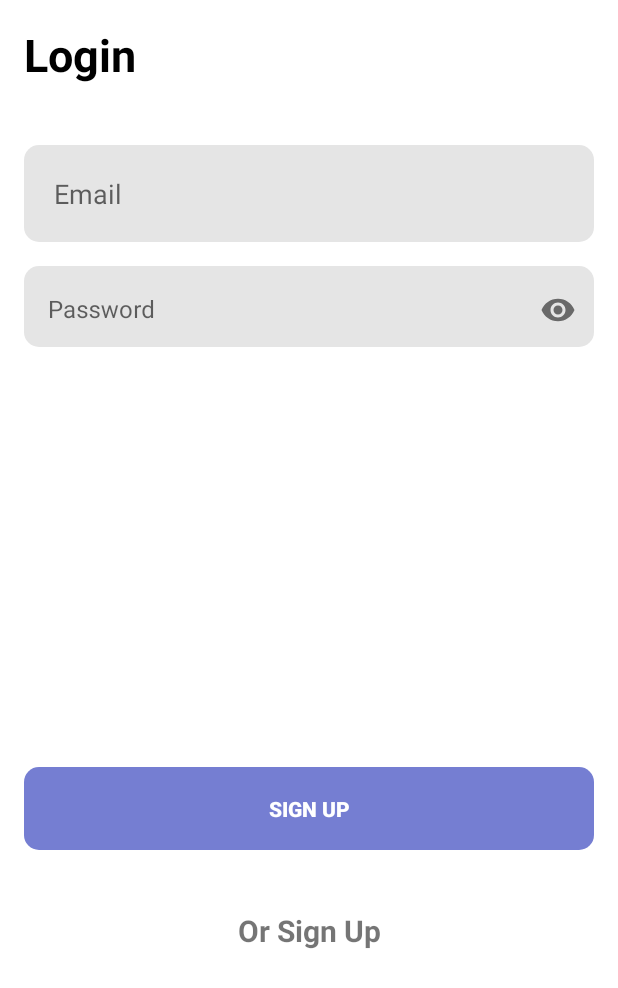
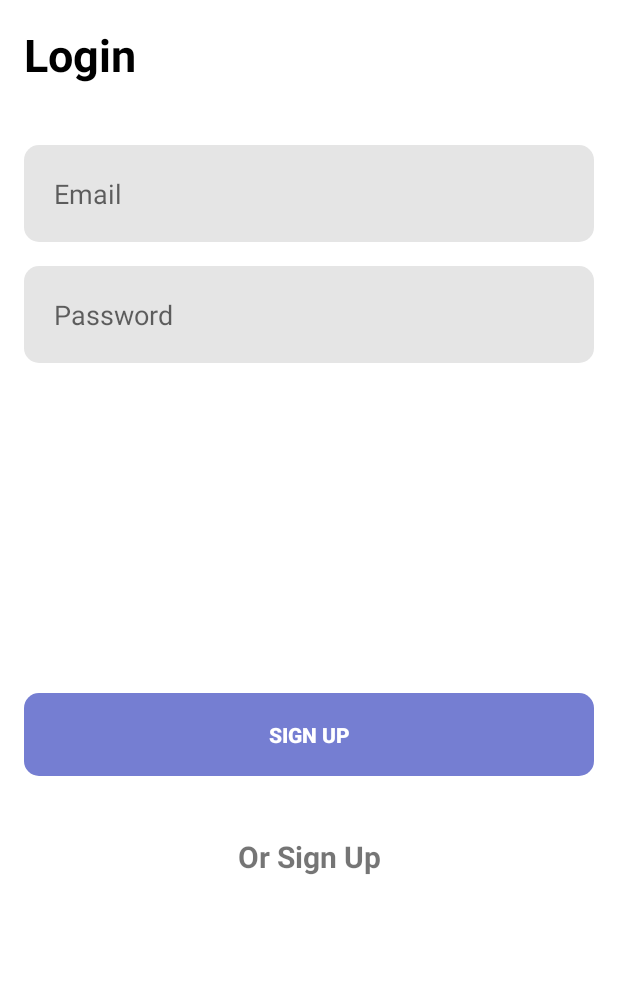
Before and after one commit to daniel-waiguru/DroidHub, an Android app: the screen it shows after launch (MainActivity), on a phone screen of 412 x 824 dp. Shown: the top 988 px of the screen. Run offline under Robolectric (Android 15) with nearby library versions, the phone set to English and light mode, and no system bars; our stand-ins replace Firebase (no records; nobody signed in at launch, a user with empty details on screens opened directly).

Commit message:
clean out code

```diff
--- a/app/src/main/res/layout/fragment_sign_in.xml
+++ b/app/src/main/res/layout/fragment_sign_in.xml
@@ -33,34 +33,26 @@
         android:inputType="textEmailAddress"
         android:autofillHints="email"
         />
-    <com.google.android.material.textfield.TextInputLayout
+    <EditText
+        android:id="@+id/userPassword"
+        android:inputType="textPassword"
+        style="@style/CustomEditText"
         android:layout_width="match_parent"
+        android:hint="@string/password"
         android:layout_height="wrap_content"
-        android:id="@+id/passwordLayout"
+        android:layout_margin="@dimen/margin"
         app:layout_constraintStart_toStartOf="@id/userEmail"
         app:layout_constraintEnd_toEndOf="@id/userEmail"
         app:layout_constraintTop_toBottomOf="@id/userEmail"
-        style="@style/TextInputLayoutStyle"
-        android:background="@drawable/gray_background"
-        android:layout_margin="@dimen/margin"
-        app:passwordToggleEnabled="true"
-        android:hint="@string/password"
-        >
-        <com.google.android.material.textfield.TextInputEditText
-            android:id="@+id/userPassword"
-            android:inputType="textPassword"
-            android:layout_width="match_parent"
-            android:layout_height="match_parent"
-            />
-    </com.google.android.material.textfield.TextInputLayout>
+        android:autofillHints="false" />
     <ProgressBar
         android:id="@+id/signInProgress"
         android:visibility="gone"
         android:layout_width="@dimen/progress_bar_size"
         android:layout_height="@dimen/progress_bar_size"
-        app:layout_constraintTop_toBottomOf="@id/passwordLayout"
-        app:layout_constraintStart_toStartOf="@id/passwordLayout"
-        app:layout_constraintEnd_toEndOf="@id/passwordLayout"
+        app:layout_constraintTop_toBottomOf="@id/userPassword"
+        app:layout_constraintStart_toStartOf="@id/userPassword"
+        app:layout_constraintEnd_toEndOf="@id/userPassword"
         android:indeterminateTint="@color/color_primary"
         app:layout_constraintBottom_toTopOf="@id/signInButton"
         />
@@ -71,12 +63,12 @@
         android:text="@string/sign_up"
         android:layout_marginStart="@dimen/margin"
         android:layout_marginEnd="@dimen/margin"
-        android:layout_marginTop="280dp"
+        android:layout_marginTop="220dp"
         style="@style/CustomButton"
         android:textStyle="bold"
-        app:layout_constraintStart_toStartOf="@id/passwordLayout"
-        app:layout_constraintEnd_toEndOf="@id/passwordLayout"
-        app:layout_constraintTop_toBottomOf="@id/passwordLayout"
+        app:layout_constraintStart_toStartOf="@id/userPassword"
+        app:layout_constraintEnd_toEndOf="@id/userPassword"
+        app:layout_constraintTop_toBottomOf="@id/userPassword"
         />
     <TextView
         android:id="@+id/navToSignUp"
--- a/app/src/main/res/values-night/themes.xml
+++ b/app/src/main/res/values-night/themes.xml
@@ -23,10 +23,13 @@
         <item name="android:padding">20dp</item>
         <item name="android:layout_marginTop">16dp</item>
     </style>
-    <style name="TextInputLayoutStyle" parent="Widget.MaterialComponents.TextInputLayout.OutlinedBox.Dense">
-        <item name="boxStrokeColor">#fff</item>
+    <style name="TextInputLayoutStyle" parent="Widget.MaterialComponents.TextInputLayout.FilledBox.Dense">
+        <item name="boxStrokeColor">@color/color_secondary</item>
         <item name="boxStrokeWidth">0dp</item>
         <item name="borderWidth">0dp</item>
+        <item name="android:background">@drawable/gray_background</item>
+        <item name="boxBackgroundMode">none</item>
+        <item name="hintTextColor">@color/color_secondary</item>
     </style>
     <style name="CustomButton" parent="Widget.AppCompat.Button.Borderless.Colored">
         <item name="android:textColor">@color/white</item>
--- a/app/src/main/res/values/themes.xml
+++ b/app/src/main/res/values/themes.xml
@@ -22,10 +22,14 @@
         <item name="android:padding">20dp</item>
         <item name="android:layout_marginTop">16dp</item>
     </style>
-    <style name="TextInputLayoutStyle" parent="Widget.MaterialComponents.TextInputLayout.OutlinedBox.Dense">
-        <item name="boxStrokeColor">#fff</item>
+    <style name="TextInputLayoutStyle" parent="Widget.MaterialComponents.TextInputLayout.FilledBox.Dense">
+        <item name="boxStrokeColor">@color/color_secondary</item>
         <item name="boxStrokeWidth">0dp</item>
         <item name="borderWidth">0dp</item>
+        <item name="android:background">@drawable/gray_background</item>
+        <item name="boxBackgroundMode">none</item>
+        <item name="hintTextColor">@color/color_secondary</item>
+        <item name="passwordToggleEnabled">true</item>
     </style>
     <style name="CustomButton" parent="Widget.AppCompat.Button.Borderless.Colored">
         <item name="android:textColor">@color/white</item>
```
Also changed, not shown: app/src/main/res/layout/fragment_sign_up.xml (+14 -21 lines).
